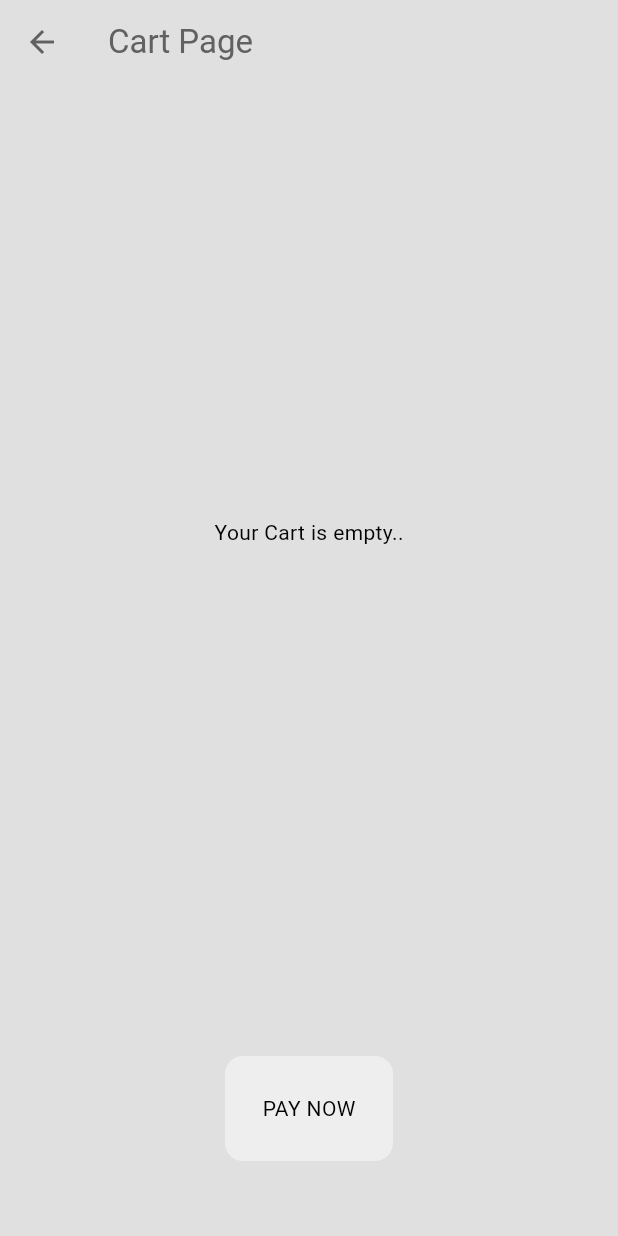
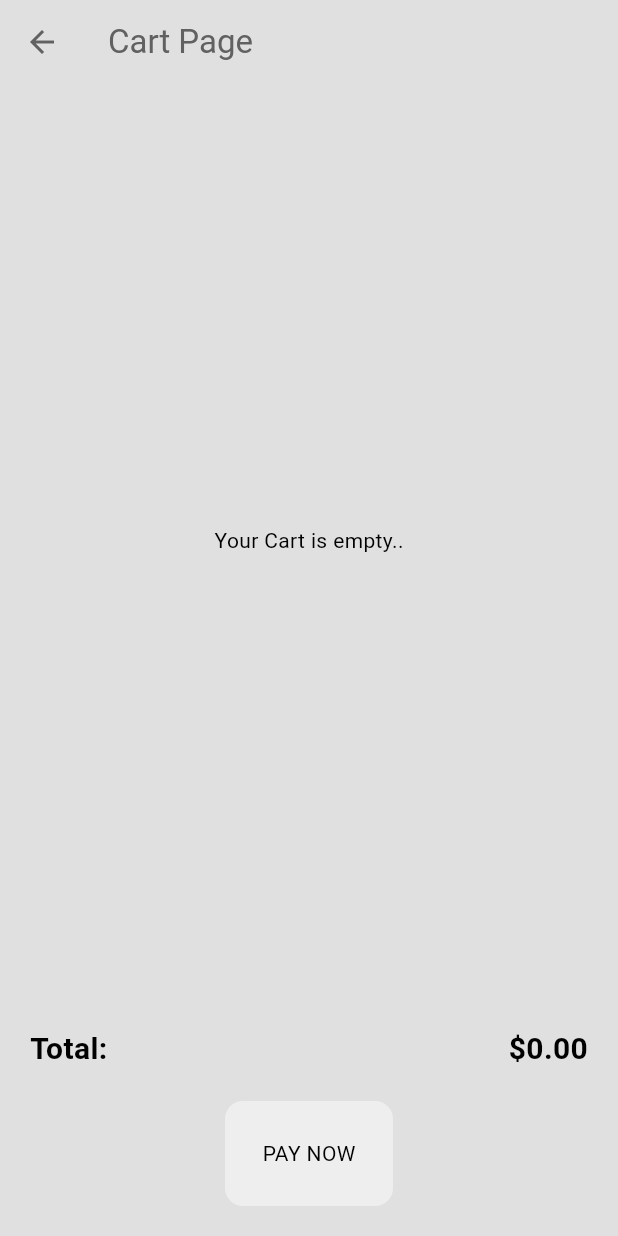
Before and after one commit to omkarsachdeva/Ecommerce_App, a Flutter app: the CartPage screen opened by its route, on a phone screen of 412 x 824 dp. Run offline on Flutter 3.47's test engine with Material 3 defaults, Android fonts, the phone set to English and light mode, and no system bars.

```diff
--- a/lib/models/product.dart
+++ b/lib/models/product.dart
@@ -3,9 +3,13 @@ class Product {
   final double price;
   final String description;
   final String imagePath;
-  Product(
-      {required this.name,
-      required this.price,
-      required this.description,
-      required this.imagePath});
+  int quantity;
+
+  Product({
+    required this.name,
+    required this.price,
+    required this.description,
+    required this.imagePath,
+    this.quantity = 1, // Default quantity is 1
+  });
 }
--- a/lib/pages/cart_page.dart
+++ b/lib/pages/cart_page.dart
@@ -6,27 +6,6 @@ import 'package:provider/provider.dart';
 
 class CartPage extends StatelessWidget {
   const CartPage({super.key});
-  void removeItemFromCart(BuildContext context, Product product) {
-    showDialog(
-      context: context,
-      builder: (context) => AlertDialog(
-        content: const Text("Remove this item to your cart?"),
-        actions: [
-          MaterialButton(
-            onPressed: () => Navigator.pop(context),
-            child: const Text('Cancel'),
-          ),
-          MaterialButton(
-            onPressed: () {
-              Navigator.pop(context);
-              context.read<Shop>().removeFromCart(product);
-            },
-            child: Text('Yes'),
-          ),
-        ],
-      ),
-    );
-  }
 
   void payButtonPressed(BuildContext context) {
     showDialog(
@@ -40,12 +19,17 @@ class CartPage extends StatelessWidget {
   @override
   Widget build(BuildContext context) {
     final cart = context.watch<Shop>().cart;
+
+    // Calculate the total price of items in the cart
+    double totalPrice =
+        cart.fold(0, (sum, item) => sum + item.price * item.quantity);
+
     return Scaffold(
       appBar: AppBar(
         backgroundColor: Colors.transparent,
         elevation: 0,
         foregroundColor: Theme.of(context).colorScheme.inversePrimary,
-        title: Text('Cart Page'),
+        title: const Text('Cart Page'),
       ),
       backgroundColor: Theme.of(context).colorScheme.surface,
       body: Column(
@@ -53,7 +37,7 @@ class CartPage extends StatelessWidget {
           Expanded(
             child: cart.isEmpty
                 ? const Center(
-                    child: const Text("Your Cart is empty.."),
+                    child: Text("Your Cart is empty.."),
                   )
                 : ListView.builder(
                     itemCount: cart.length,
@@ -61,18 +45,58 @@ class CartPage extends StatelessWidget {
                       final item = cart[index];
                       return ListTile(
                         title: Text(item.name),
-                        subtitle: Text('\$' + item.price.toStringAsFixed(2)),
-                        trailing: IconButton(
-                          icon: const Icon(Icons.remove),
-                          onPressed: () => removeItemFromCart(context, item),
+                        subtitle: Text('\$' +
+                            (item.price * item.quantity).toStringAsFixed(2)),
+                        trailing: Row(
+                          mainAxisSize: MainAxisSize.min,
+                          children: [
+                            IconButton(
+                              icon: const Icon(Icons.remove),
+                              onPressed: () =>
+                                  context.read<Shop>().removeFromCart(item),
+                            ),
+                            Text(item.quantity.toString()),
+                            IconButton(
+                              icon: const Icon(Icons.add),
+                              onPressed: () =>
+                                  context.read<Shop>().addToCart(item),
+                            ),
+                          ],
                         ),
                       );
                     }),
           ),
           Padding(
-            padding: const EdgeInsets.all(50.0),
-            child: MyButton(
-                onTap: () => payButtonPressed(context), child: Text("PAY NOW")),
+            padding: const EdgeInsets.all(20.0),
+            child: Column(
+              children: [
+                // Display the total amount
+                Row(
+                  mainAxisAlignment: MainAxisAlignment.spaceBetween,
+                  children: [
+                    const Text(
+                      "Total:",
+                      style: TextStyle(
+                        fontSize: 20,
+                        fontWeight: FontWeight.bold,
+                      ),
+                    ),
+                    Text(
+                      '\$' + totalPrice.toStringAsFixed(2),
+                      style: const TextStyle(
+                        fontSize: 20,
+                        fontWeight: FontWeight.bold,
+                      ),
+                    ),
+                  ],
+                ),
+                const SizedBox(height: 20),
+                MyButton(
+                  onTap: () => payButtonPressed(context),
+                  child: const Text("PAY NOW"),
+                ),
+              ],
+            ),
           )
         ],
       ),
```
Also changed, not shown: lib/models/shop.dart (+16 -4 lines).
